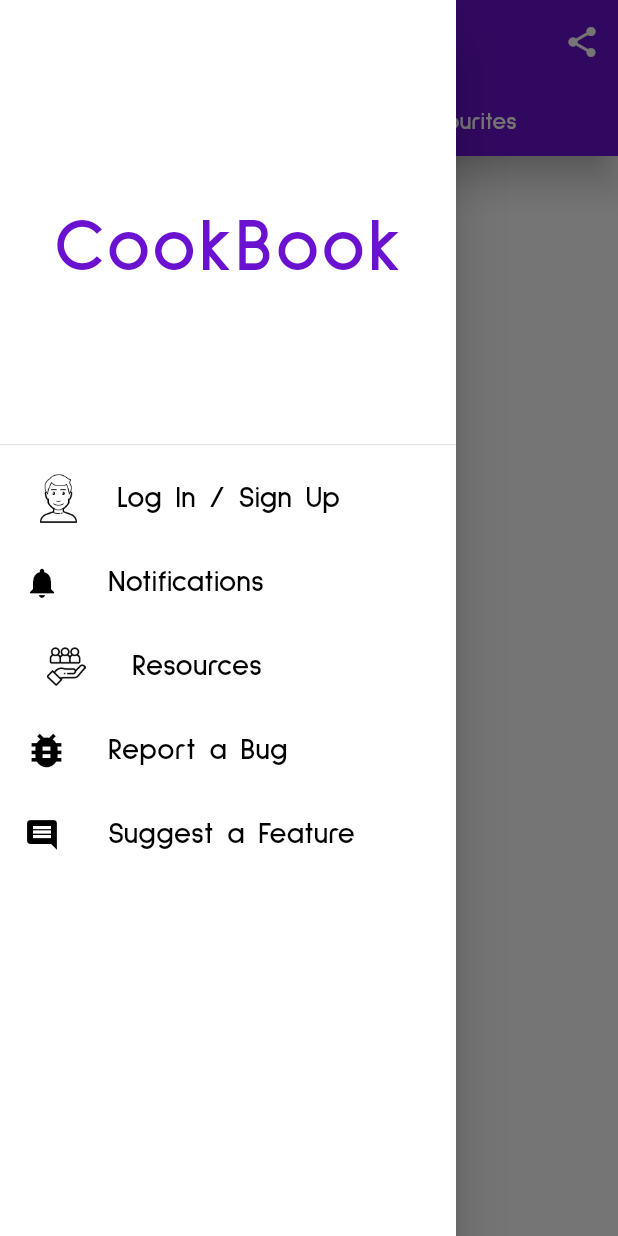
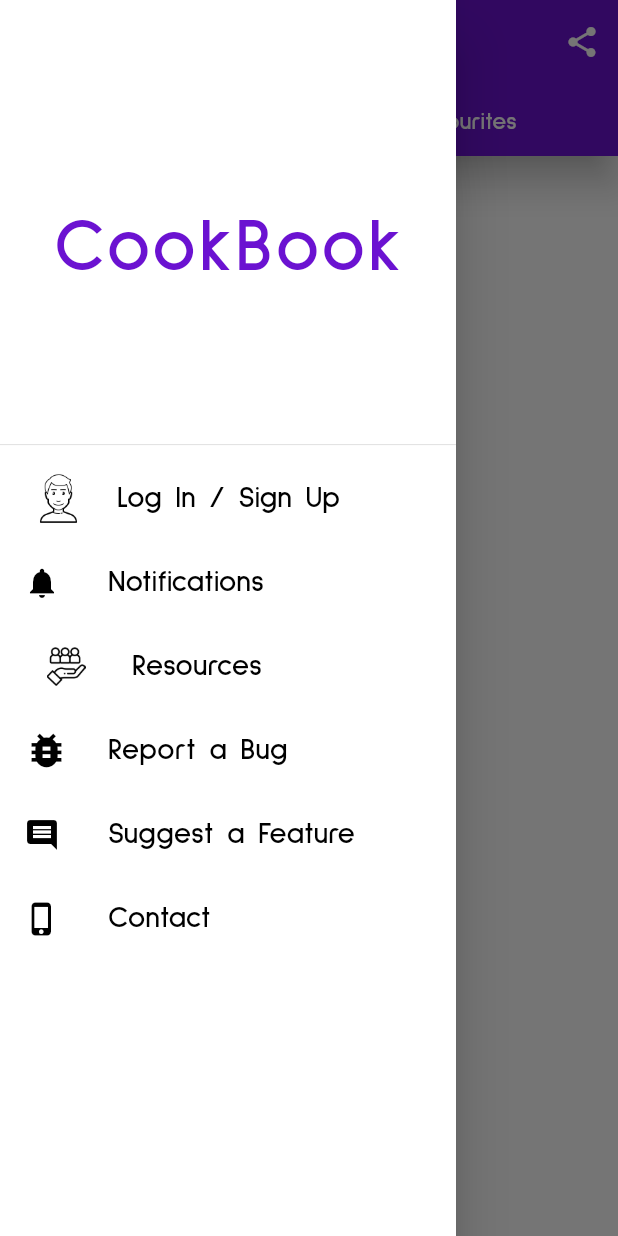
Before and after one commit to UmairJibran/cookbook, a Flutter app: the screen it shows after launch, with the side drawer open, on a phone screen of 412 x 824 dp. Run offline on Flutter 3.47's test engine with Material 2 defaults, Android fonts, the phone set to English and light mode, and no system bars; our stand-ins replace animated_text_kit, bloc, cloud_firestore, equatable, firebase_auth, flutter_spinkit and 1 more; missing offline and left inert: firebase_admob; accounts and stored records are empty.

Commit message:
added contact dialog, and bug/suggestion registration on firebase

```diff
--- a/lib/components/custom_drawer.dart
+++ b/lib/components/custom_drawer.dart
@@ -1,3 +1,4 @@
+import 'package:cook_book/components/contact.dart';
 import 'package:cook_book/components/report_a_bug.dart';
 import 'package:cook_book/components/suggest_a_feature.dart';
 import 'package:cook_book/data/user_data.dart';
@@ -174,6 +175,24 @@ class _CustomDrawerState extends State<CustomDrawer> {
                             color: Colors.black,
                           ),
                         ),
+                        ListTile(
+                          onTap: () {
+                            contact(context);
+                          },
+                          title: Text(
+                            "Contact",
+                            style: TextStyle(
+                              color: Colors.black,
+                              fontFamily: "SulphurPoint",
+                              fontSize: 20,
+                              fontWeight: FontWeight.bold,
+                            ),
+                          ),
+                          leading: Icon(
+                            Icons.phone_iphone,
+                            color: Colors.black,
+                          ),
+                        ),
                         AuthServices.isSignedIn
                             ? ListTile(
                                 onTap: () async {
--- a/lib/sysdata/services.dart
+++ b/lib/sysdata/services.dart
@@ -5,7 +5,7 @@ import 'package:firebase_auth/firebase_auth.dart';
 import 'package:flutter/material.dart';
 
 class Services {
-  static String displayName = "NULL";
+  static String displayName;
   static String email;
   static String userID;
   static double height(BuildContext context) {
```
Also changed, not shown: lib/components/contact.dart (added, +76 -0 lines), lib/components/report_a_bug.dart (+7 -2 lines), lib/components/suggest_a_feature.dart (+7 -2 lines).
